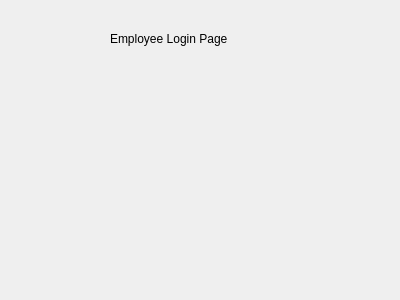
Above: TeamOOPS_cuNICS/employeedialog.ui from MA-Repos/cuNICS before the change. Below: the same form after it.
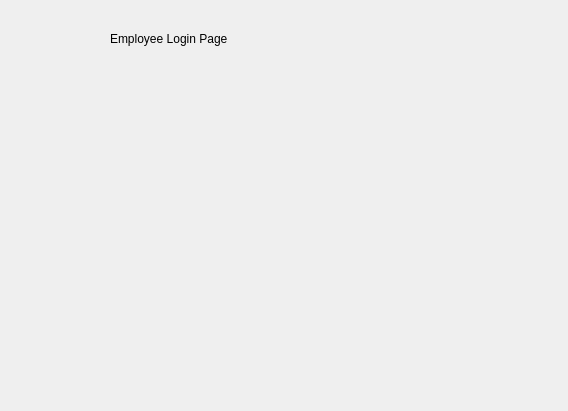
That is the form after the change.

```diff
--- a/TeamOOPS_cuNICS/employeedialog.ui
+++ b/TeamOOPS_cuNICS/employeedialog.ui
@@ -6,8 +6,8 @@
    <rect>
     <x>0</x>
     <y>0</y>
-    <width>400</width>
-    <height>300</height>
+    <width>568</width>
+    <height>411</height>
    </rect>
   </property>
   <property name="windowTitle">
```
